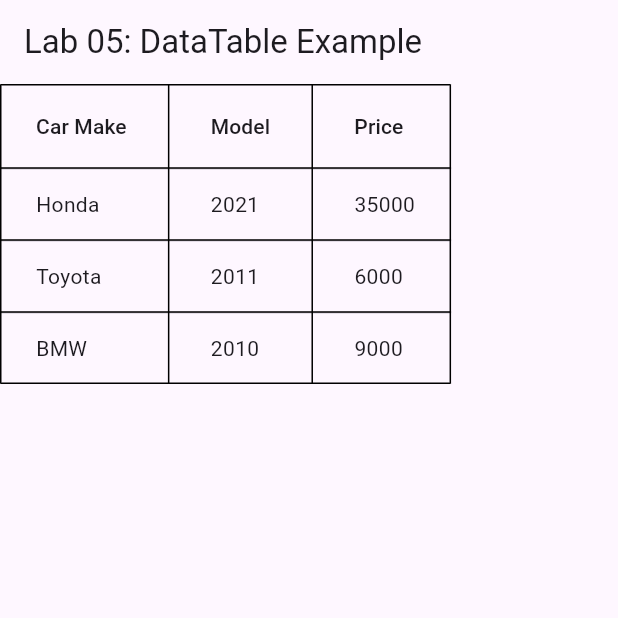
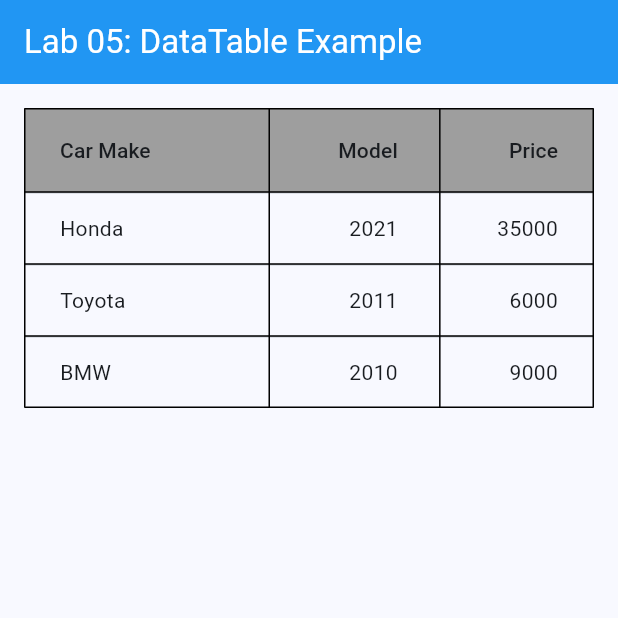
Before and after one commit to 98534Clarance/TMA3084_G02_98534_Lab05_Lesson07, a Flutter app: the screen it shows after launch, on a phone screen of 412 x 824 dp, the top half of it. Run offline on Flutter 3.47's test engine with Material 3 defaults, Android fonts, the phone set to English and light mode, and no system bars.

Commit message:
Complete Lab A and Lab B implementations

```diff
--- a/data_table_lab/lib/main.dart
+++ b/data_table_lab/lib/main.dart
@@ -8,7 +8,11 @@ class MyApp extends StatelessWidget {
   @override
   Widget build(BuildContext context) {
     return MaterialApp(
-      title: 'Lab B - DataTable',
+      title: 'Lab 05: DataTable Example',
+      theme: ThemeData(
+        colorScheme: ColorScheme.fromSeed(seedColor: Colors.blue),
+        useMaterial3: true,
+      ),
       home: const CarTablePage(),
     );
   }
@@ -18,45 +22,86 @@ class Car {
   Car(this.make, this.model, this.price);
 
   final String make;
-  final String model; // Intentionally String instead of int in partial version
+  final int model;
   final int price;
 }
 
-class CarTablePage extends StatelessWidget {
-  CarTablePage({super.key});
+class CarTablePage extends StatefulWidget {
+  const CarTablePage({super.key});
+
+  @override
+  State<CarTablePage> createState() => _CarTablePageState();
+}
+
+class _CarTablePageState extends State<CarTablePage> {
+  int? sortColumnIndex;
+  bool sortAscending = true;
 
   final List<Car> cars = [
-    Car('Honda', '2021', 35000),
-    Car('Toyota', '2011', 6000),
-    Car('BMW', '2010', 9000),
+    Car('Honda', 2021, 35000),
+    Car('Toyota', 2011, 6000),
+    Car('BMW', 2010, 9000),
   ];
+
+  void sortBy(
+    int columnIndex,
+    bool ascending,
+    int Function(Car a, Car b) compare,
+  ) {
+    setState(() {
+      cars.sort((a, b) => ascending ? compare(a, b) : compare(b, a));
+      sortColumnIndex = columnIndex;
+      sortAscending = ascending;
+    });
+  }
 
   @override
   Widget build(BuildContext context) {
-    // Missing sortColumnIndex, sortAscending, and onSort callbacks
     return Scaffold(
       appBar: AppBar(
         title: const Text('Lab 05: DataTable Example'),
+        backgroundColor: Colors.blue,
+        foregroundColor: Colors.white,
       ),
-      body: DataTable(
+      body: SingleChildScrollView(
+        padding: const EdgeInsets.all(16),
+        child: DataTable(
+          sortColumnIndex: sortColumnIndex,
+          sortAscending: sortAscending,
           border: TableBorder.all(color: Colors.black),
-        columns: const [
-          DataColumn(label: Text('Car Make')),
-          DataColumn(label: Text('Model')),
-          DataColumn(label: Text('Price')),
+          headingRowColor: WidgetStateProperty.all<Color>(Colors.grey),
+          columns: [
+            DataColumn(
+              label: const Text('Car Make'),
+              onSort: (i, asc) =>
+                  sortBy(i, asc, (a, b) => a.make.compareTo(b.make)),
+            ),
+            DataColumn(
+              label: const Text('Model'),
+              numeric: true,
+              onSort: (i, asc) =>
+                  sortBy(i, asc, (a, b) => a.model.compareTo(b.model)),
+            ),
+            DataColumn(
+              label: const Text('Price'),
+              numeric: true,
+              onSort: (i, asc) =>
+                  sortBy(i, asc, (a, b) => a.price.compareTo(b.price)),
+            ),
           ],
           rows: cars
               .map(
                 (car) => DataRow(
                   cells: [
                     DataCell(Text(car.make)),
-                  DataCell(Text(car.model)),
+                    DataCell(Text(car.model.toString())),
                     DataCell(Text(car.price.toString())),
                   ],
                 ),
               )
               .toList(),
         ),
+      ),
     );
   }
 }
```
Lines whose indentation alone changed are shown as unchanged.
